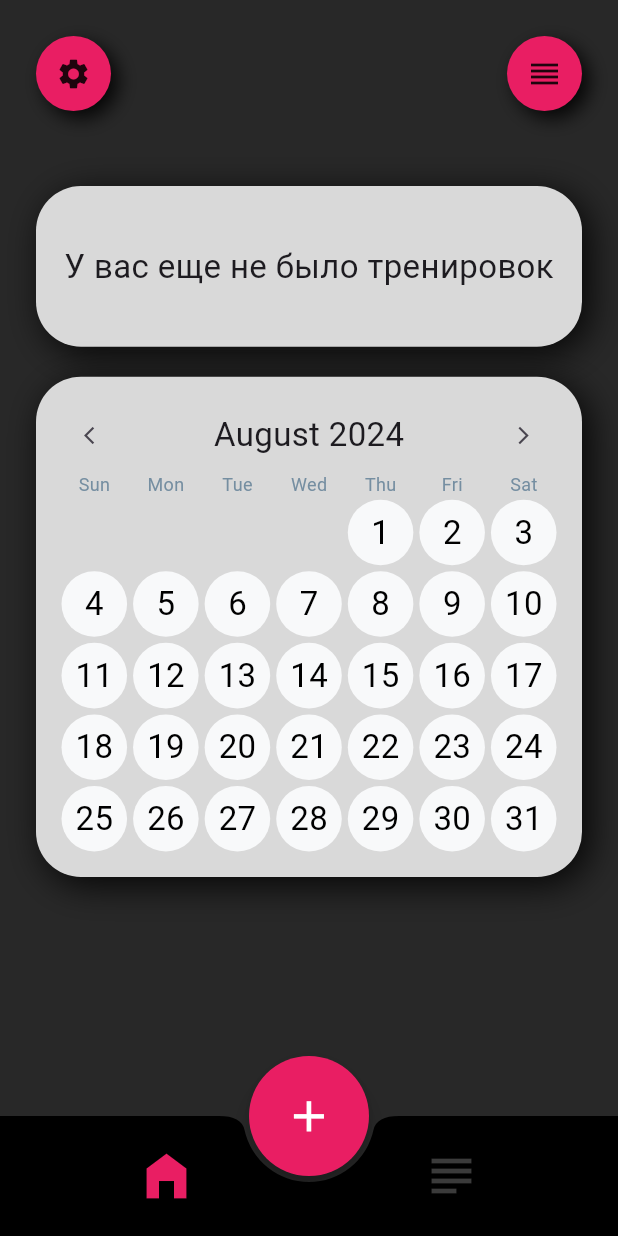
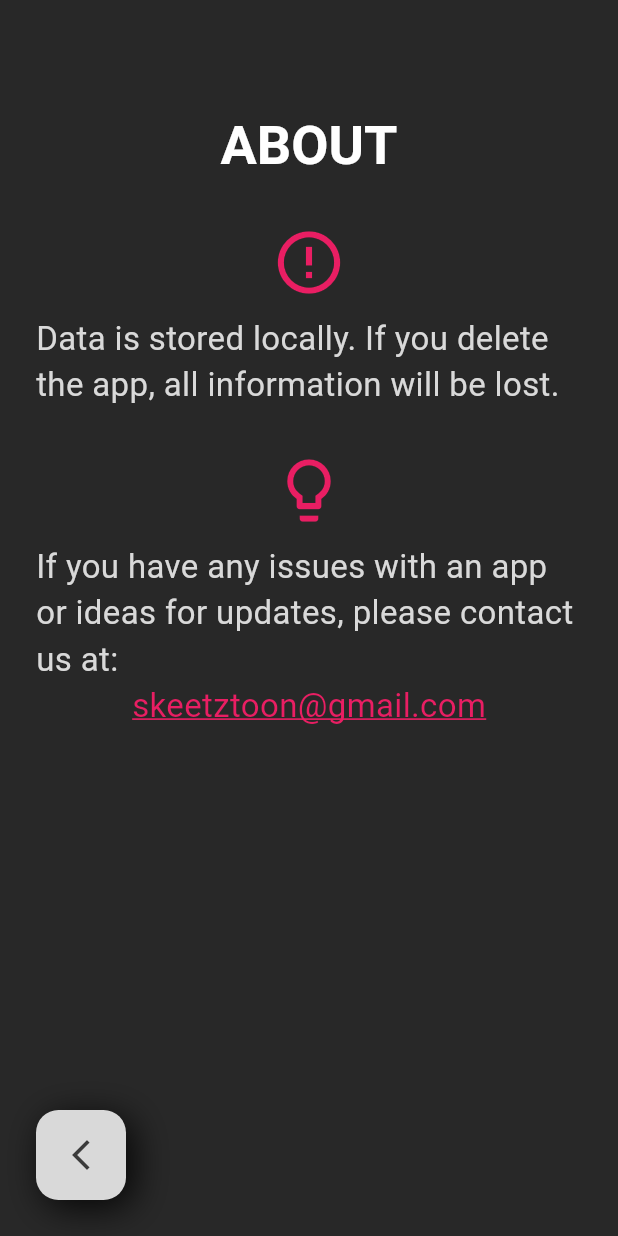
Before and after one commit to Skeetztoon/workout_app, a Flutter app: the screen it shows after launch, after a tap on the "settings" icon, on a phone screen of 412 x 824 dp. Run offline on Flutter 3.47's test engine with Material 3 defaults, Android fonts, the phone set to English and light mode, and no system bars; our stand-ins replace equatable, flutter_bloc, flutter_heatmap_calendar, hydrated_bloc, numberpicker, share_plus and 1 more; missing offline and left inert: flutter_swipe_button; generated files the repository leaves out were written again.

Commit message:
Forth commit

```diff
--- a/lib/core/widgets/small_back_button.dart
+++ b/lib/core/widgets/small_back_button.dart
@@ -1,6 +1,4 @@
 import 'package:flutter/material.dart';
-import 'package:flutter_bloc/flutter_bloc.dart';
-import 'package:workout_diary_bloc/features/new_workout/bloc/session_exercise_bloc.dart';
 import 'package:workout_diary_bloc/theme/colors.dart';
 
 class SmallBackButton extends StatefulWidget {
--- a/lib/features/exercise_list/bloc/exercises_list_bloc.dart
+++ b/lib/features/exercise_list/bloc/exercises_list_bloc.dart
@@ -20,7 +20,7 @@ class ExercisesListBloc extends HydratedBloc<ExercisesListEvent, ExercisesListSt
     on<AddExercise>((AddExercise event, Emitter emit) {
       if (state is ExercisesListLoaded) {
         final state = this.state as ExercisesListLoaded;
-        List<Exercise> list = List.from(state.exercises)..add(Exercise(id: Uuid().v1(), title: event.title));
+        List<Exercise> list = List.from(state.exercises)..add(Exercise(id: const Uuid().v1(), title: event.title));
         emit(ExercisesListLoaded(exercises: list));
       }
     });
--- a/lib/features/home/presentation/HomePage.dart
+++ b/lib/features/home/presentation/HomePage.dart
@@ -15,7 +15,7 @@ class _HomePageState extends State<HomePage> with SingleTickerProviderStateMixin
 
   @override
   Widget build(BuildContext context) {
-    return const Scaffold(
+    return  const Scaffold(
       body: Padding(
         padding: MyPadding.pagePadding,
         child: Column(
--- /dev/null
+++ b/lib/features/home/presentation/widgets/about_page.dart
@@ -0,0 +1,98 @@
+import 'package:flutter/cupertino.dart';
+import 'package:flutter/material.dart';
+import 'package:url_launcher/url_launcher.dart';
+import 'package:workout_diary_bloc/core/extentions/build_context_extention.dart';
+import 'package:workout_diary_bloc/core/widgets/bounce_button.dart';
+import 'package:workout_diary_bloc/core/widgets/small_back_button.dart';
+import 'package:workout_diary_bloc/theme/colors.dart';
+import 'package:workout_diary_bloc/theme/styling_constants.dart';
+
+class AboutPage extends StatefulWidget {
+  const AboutPage({super.key});
+
+  @override
+  State<AboutPage> createState() => _AboutPageState();
+}
+
+class _AboutPageState extends State<AboutPage> {
+  @override
+  Widget build(BuildContext context) {
+    return Scaffold(
+      body: Padding(
+        padding: MyPadding.pagePadding,
+        child: Column(
+          children: [
+            const SizedBox(
+              height: 50,
+            ),
+            Text(
+              context.locale!.about,
+              style: Theme.of(context).textTheme.titleLarge,
+            ),
+            const SizedBox(
+              height: 30,
+            ),
+            const Icon(
+              Icons.error_outline,
+              color: MyColors.activeColor,
+              size: 50,
+            ),
+            const SizedBox(
+              height: 10,
+            ),
+            Text(
+              context.locale!.dataStoredLocally,
+              style: Theme.of(context)
+                  .textTheme
+                  .bodyMedium
+                  ?.copyWith(color: MyColors.lightGreyColor),
+            ),
+            const SizedBox(
+              height: 30,
+            ),
+            const Icon(
+              Icons.lightbulb_outline,
+              color: MyColors.activeColor,
+              size: 50,
+            ),
+            const SizedBox(
+              height: 10,
+            ),
+            Text(
+                context.locale!.emailInfo,
+                style: Theme.of(context)
+                    .textTheme
+                    .bodyMedium
+                    ?.copyWith(color: MyColors.lightGreyColor)),
+            InkWell(
+              onTap: () async {
+                final Uri _url = Uri(scheme: 'mailto', path: 'skeetztoon@gmial.com', query: 'subject=App feedback&body=');
+                // await launchUrl(url);
+                if (!await launchUrl(_url)) {
+                  throw Exception('Could not launch $_url');
+                }
+              },
+              child: Text(
+                'skeetztoon@gmail.com',
+                style: Theme.of(context).textTheme.bodyMedium?.copyWith(
+                      color: MyColors.activeColor,
+                      decoration: TextDecoration.underline,
+                      decorationColor: MyColors.activeColor,
+                    ),
+              ),
+            ),
+            const Spacer(),
+            Align(
+              alignment: Alignment.bottomLeft,
+              child: BounceButton(
+                  onTap: () {
+                    Navigator.pop(context);
+                  },
+                  child: const SmallBackButton()),
+            ),
+          ],
+        ),
+      ),
+    );
+  }
+}
--- a/lib/features/home/presentation/widgets/animated_list_button.dart
+++ b/lib/features/home/presentation/widgets/animated_list_button.dart
@@ -1,9 +1,8 @@
 import 'package:flutter/material.dart';
-import 'package:flutter_bloc/flutter_bloc.dart';
 import 'package:workout_diary_bloc/core/extentions/build_context_extention.dart';
 import 'package:workout_diary_bloc/core/widgets/bounce_button.dart';
 import 'package:workout_diary_bloc/features/exercise_list/presentation/exercises_list_page.dart';
-import 'package:workout_diary_bloc/l10n/locale_cubit.dart';
+import 'package:workout_diary_bloc/features/home/presentation/widgets/about_page.dart';
 import 'package:workout_diary_bloc/theme/colors.dart';
 
 class AnimatedListButton extends StatefulWidget {
@@ -45,7 +44,7 @@ class _AnimatedListButtonState extends State<AnimatedListButton>
       children: [
         BounceButton(
           onTap: () {
-            context.read<LocaleCubit>().changeLocale();
+            Navigator.push(context, MaterialPageRoute(builder: (context) => const AboutPage()));
           },
           child: Container(
           width: 50,
--- a/lib/features/home/presentation/widgets/last_session_container.dart
+++ b/lib/features/home/presentation/widgets/last_session_container.dart
@@ -33,6 +33,7 @@ class LastSessionContainer extends StatelessWidget {
                  mainAxisAlignment: MainAxisAlignment.spaceBetween,
                  children: [
                    Column(
+                     mainAxisAlignment: MainAxisAlignment.center,
                      crossAxisAlignment: CrossAxisAlignment.start,
                      children: [
                        Text(
@@ -53,7 +54,7 @@ class LastSessionContainer extends StatelessWidget {
                                    ?.copyWith(
                                    color: MyColors.activeColor,
                                    fontWeight: FontWeight.bold)),
-                           Text((daysAgo==1)?' day ago':' days ago', // TODO DAYS AGO
+                           Text(" ${context.locale!.daysAgo(daysAgo)}",
                                style: Theme.of(context)
                                    .textTheme
                                    .bodyMedium
--- /dev/null
+++ b/lib/features/new_workout/stopwatch_cubit/stopwatch_cubit.dart
@@ -0,0 +1,7 @@
+import 'package:flutter_bloc/flutter_bloc.dart';
+
+class StopwatchCubit extends Cubit<String> {
+  StopwatchCubit() : super('');
+
+  void changeValue(String value) => emit(value);
+}
--- a/lib/features/workouts_list/presentation/workout_session_page.dart
+++ b/lib/features/workouts_list/presentation/workout_session_page.dart
@@ -1,4 +1,3 @@
-import 'package:flutter/cupertino.dart';
 import 'package:flutter/material.dart';
 import 'package:intl/intl.dart';
 import 'package:share_plus/share_plus.dart';
--- a/lib/l10n/app_en.arb
+++ b/lib/l10n/app_en.arb
@@ -1,5 +1,5 @@
 {
-    "appTitle": "Workout Tracker App",
+    "appTitle": "RepRise",
     "lastSession": "Last session",
     "today": "today",
     "daysAgo": "{count, plural, =1{day} other{days}} ago",
@@ -23,6 +23,7 @@
     "newWorkout": "NEW WORKOUT",
     "workout": "WORKOUT",
     "yourSessions": "YOUR SESSIONS",
+    "about": "ABOUT",
     "somethingWentWrong": "Something went wrong",
     "errorOccurred": "Error occurred",
     "exerciseList": "Exercises list",
@@ -36,6 +37,8 @@
     "repsSetsLoad": "Reps Sets   KG",
     "duration": "Duration",
     "kg": "kg",
-    "mySessionExportText": "My session on #APPNAME",
-    "share": "Share"
+    "mySessionExportText": "My session on #RepRise",
+    "share": "Share",
+    "dataStoredLocally": "Data is stored locally. If you delete the app, all information will be lost.",
+    "emailInfo": "If you have any issues with an app or ideas for updates, please contact us at:"
 }
--- a/lib/l10n/app_ru.arb
+++ b/lib/l10n/app_ru.arb
@@ -1,5 +1,5 @@
 {
-    "appTitle": "Workout Tracker App",
+    "appTitle": "RepRise",
     "lastSession": "Крайняя тренировка",
     "today": "сегодня",
     "daysAgo": "{count, plural, =1{день} few{дня} many{дней} other{дней}} назад",
@@ -23,6 +23,7 @@
     "newWorkout": "НОВАЯ ТРЕНИРОВКА",
     "workout": "ТРЕНИРОВКА",
     "yourSessions": "ВАШИ ТРЕНИРОВКИ",
+    "about": "О ПРИЛОЖЕНИИ",
     "somethingWentWrong": "Что-то пошло не так",
     "errorOccurred": "Произошла ошибка",
     "exerciseList": "Упражнения ",
@@ -36,6 +37,8 @@
     "repsSetsLoad": "разы  круги  кг",
     "duration": "Время",
     "kg": "кг",
-    "mySessionExportText": "Моя тренировка в #NAMEREGАЛА",
-    "share": "Поделиться"
+    "mySessionExportText": "Моя тренировка в #RepRise",
+    "share": "Поделиться",
+    "dataStoredLocally": "Все данные хранятся на устройстве, при удалении приложения информация будет потеряна",
+    "emailInfo": "Если вы нашли ошибку или имеются предложения, напишите нам:"
 }
--- a/lib/l10n/locale_cubit.dart
+++ /dev/null
@@ -1,11 +0,0 @@
-import 'package:flutter_bloc/flutter_bloc.dart';
-
-class LocaleCubit extends Cubit<bool> {
-  LocaleCubit() : super(false);
-
-  void changeLocale() {
-    final currentState = state;
-    final oppositeState = !currentState;
-    emit(oppositeState);
-  }
-}
--- a/lib/main.dart
+++ b/lib/main.dart
@@ -1,3 +1,5 @@
+import 'dart:io';
+
 import 'package:flutter/material.dart';
 import 'package:flutter_bloc/flutter_bloc.dart';
 import 'package:hydrated_bloc/hydrated_bloc.dart';
@@ -8,7 +10,6 @@ import 'package:workout_diary_bloc/features/initial/presentation/initial_page.da
 import 'package:workout_diary_bloc/features/new_workout/bloc/session_exercise_bloc.dart';
 import 'package:workout_diary_bloc/features/new_workout/stopwatch_cubit/stopwatch_cubit.dart';
 import 'package:workout_diary_bloc/features/workouts_list/bloc/workouts_list_bloc.dart';
-import 'package:workout_diary_bloc/l10n/locale_cubit.dart';
 import 'package:workout_diary_bloc/theme/dark_theme.dart';
 import 'package:flutter_localizations/flutter_localizations.dart';
 import 'package:flutter_gen/gen_l10n/app_localizations.dart';
@@ -24,7 +25,6 @@ void main() async {
 class MyApp extends StatelessWidget {
   const MyApp({super.key});
 
-  // This widget is the root of your application.
   @override
   Widget build(BuildContext context) {
     return MultiBlocProvider(
@@ -42,21 +42,20 @@ class MyApp extends StatelessWidget {
         BlocProvider(create: (context) => BottomTabsBloc()),
         BlocProvider(create: (context) => SessionExerciseBloc()),
         BlocProvider(create: (_) => StopwatchCubit()),
-        BlocProvider(create: (_) => LocaleCubit()),
       ],
       child: Builder(
         builder: (context) {
+          final String deviceLocale = Platform.localeName;
           return MaterialApp(
-            supportedLocales: const [Locale('en'),
-            Locale('ru')],
-            locale: (context.read<LocaleCubit>().state)?const Locale('en'):const Locale('ru'),
+            supportedLocales: const [Locale('en'), Locale('ru')],
+            locale: (deviceLocale.startsWith('ru')) ? const Locale('ru') : const Locale('en'),
             localizationsDelegates: const [
               AppLocalizations.delegate,
               GlobalWidgetsLocalizations.delegate,
               GlobalMaterialLocalizations.delegate,
               GlobalCupertinoLocalizations.delegate,
             ],
-            title: 'Flutter Demo',
+            title: 'Workout Tracker App',
             theme: darkTheme,
             home: const InitialPage(),
           );
```
Also changed, not shown: pubspec.yaml (+18 -5 lines), assets/ic_launcher_background.png (added), assets/ic_launcher_foreground.png (added), assets/icon.png (added), assets/splash_screen_icon.png (added), pubspec.lock, 10 other files.
